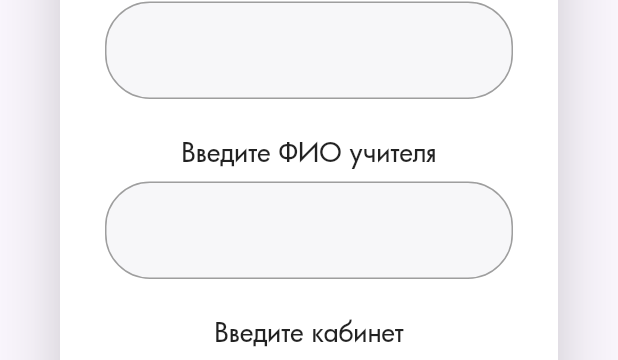
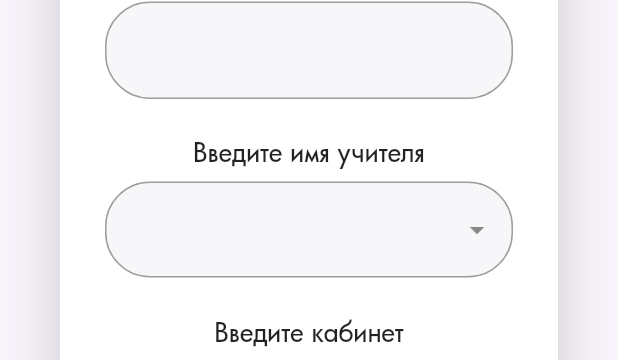
Before and after one commit to Akanov-Kanta/Courses, a Flutter app: the CreateNewCourse widget shown alone on an empty page, opened directly with empty values, on a phone screen of 412 x 824 dp. Shown: the part 207-567 px from the top of the screen. Run offline on Flutter 3.47's test engine with Material 2 defaults, Android fonts, the phone set to English and light mode, and no system bars; drawn by our look-alikes of dropdown_search; our stand-ins replace awesome_dialog, cloud_firestore, firebase_auth, firebase_core, firebase_database, google_fonts; accounts and stored records are empty.

Commit message:
dropdownsearch create course for teacher

```diff
--- a/lib/createnewuser.dart
+++ b/lib/createnewuser.dart
@@ -163,6 +163,14 @@ class CreateTeacher extends StatefulWidget {
 }
 
 class _CreateTeacherState extends State<CreateTeacher> {
+  final List<String> _list = [
+    "Follow",
+    "lakshydeep-14",
+    "on",
+    "Github",
+    "Medium",
+    "LinkedIn"
+  ];
   TextEditingController _membershipController =TextEditingController();
   TextEditingController _nameController=TextEditingController();
   TextEditingController _emailTeacher=TextEditingController();
@@ -245,7 +253,7 @@ class _CreateTeacherState extends State<CreateTeacher> {
       shape: RoundedRectangleBorder(borderRadius: BorderRadius.circular(10)),
       child: Container(
         width: screenWidth,
-        height: 450,
+        height: 550,
         decoration: BoxDecoration(
           color: Colors.white,
           borderRadius: BorderRadius.circular(10),
--- a/lib/pages/courses/createnewcourse.dart
+++ b/lib/pages/courses/createnewcourse.dart
@@ -1,5 +1,6 @@
 import 'package:courses/pages/LoginPage.dart';
 import 'package:courses/pages/courses/createnewchapter.dart';
+import 'package:dropdown_search/dropdown_search.dart';
 import 'package:firebase_database/firebase_database.dart';
 import 'package:flutter/material.dart';
 import 'package:flutter/services.dart';
@@ -14,6 +15,7 @@ class CreateNewCourse extends StatefulWidget {
 class _CreateNewCourseState extends State<CreateNewCourse> {
   late double screenWidth;
   late double screenHeight;
+  String? selectedTeacher;
   final TextEditingController _courseName = TextEditingController();
   final TextEditingController _courseTeacher = TextEditingController();
   final TextEditingController _courseCabinet = TextEditingController();
@@ -81,6 +83,23 @@ class _CreateNewCourseState extends State<CreateNewCourse> {
 
   final _formKey = GlobalKey<FormState>();
   @override
+  Future<List<String>> fetchTeacherNamesFromFirebase() async {
+    List<String> teacherNames = [];
+
+    DatabaseReference usersRef = FirebaseDatabase.instance.ref().child('users');
+
+    DatabaseEvent dataSnapshot = await usersRef.orderByChild('role').equalTo('Teacher').once();
+
+    Map<dynamic, dynamic>? data = dataSnapshot.snapshot.value as Map<dynamic, dynamic>?;;
+    if (data != null) {
+      data.forEach((key, value) {
+        var name = value['fio'];
+        teacherNames.add(name);
+      });
+    }
+
+    return teacherNames;
+  }
   Widget build(BuildContext context) {
     if (MediaQuery.of(context).size.width > 600) {
       screenWidth = 500;
@@ -144,9 +163,80 @@ class _CreateNewCourseState extends State<CreateNewCourse> {
                       CustomInputField(
                           texting: 'Введите название курса',
                           controller: _courseName),
-                      CustomInputField(
-                          texting: 'Введите ФИО учителя',
-                          controller: _courseTeacher),
+                      FutureBuilder<List<String>>(
+                        future: fetchTeacherNamesFromFirebase(),
+                        builder: (context, snapshot) {
+                          if (snapshot.connectionState == ConnectionState.waiting) {
+                            return CircularProgressIndicator();
+                          } else if (snapshot.hasError) {
+                            return Text('Ошибка при загрузке данных');
+                          } else {
+                            List<String> teacherNames = snapshot.data!;
+                            return Container(
+                              width: double.infinity,
+                              height: 120,
+                              child: Column(
+                                children: [
+                                  SizedBox(
+                                    height: 5,
+                                  ),
+                                  Text(
+                                    "Введите имя учителя",
+                                    overflow: TextOverflow.ellipsis,
+                                    style: TextStyle(
+                                      fontFamily: 'Futura',
+                                      fontSize: 18,
+                                    ),
+                                  ),
+                                  SizedBox(
+                                    height: 8,
+                                  ),
+                                  Padding(
+                                    padding: EdgeInsetsDirectional.fromSTEB(20, 0, 20, 0),
+                                    child: DropdownSearch<String>(
+                                      mode: Mode.MENU,
+                                      showSelectedItems: true,
+                                      items: teacherNames,
+                                      dropdownSearchDecoration: InputDecoration(
+                                        filled: true,
+                                        fillColor: Color.fromRGBO(46, 46, 93, 0.04),
+                                        focusedBorder: OutlineInputBorder(
+                                          borderSide: BorderSide(
+                                            color: Colors.black,
+                                            width: 1,
+                                          ),
+                                          borderRadius: BorderRadius.circular(30),
+                                        ),
+                                        enabledBorder: OutlineInputBorder(
+                                          borderSide: BorderSide(
+                                            color: Colors.grey, // Set the desired grey color here
+                                            width: 1,
+                                          ),
+                                          borderRadius: BorderRadius.circular(30),
+                                        ),
+                                        labelStyle: TextStyle(
+                                          fontFamily: 'Futura',
+                                          fontWeight: FontWeight.normal,
+                                        ),
+                                        border: OutlineInputBorder(
+                                          borderRadius: BorderRadius.circular(30),
+                                        ),
+                                      ),
+                                      onChanged: (String? value) {
+                                        selectedTeacher = value;
+                                      },
+                                      showSearchBox: true,
+                                      searchFieldProps: TextFieldProps(
+                                        cursorColor: Colors.blue,
+                                      ),
+                                    ),
+                                  ),
+                                ],
+                              ),
+                            );
+                          }
+                        },
+                      ),
                       CustomInputField(
                           texting: 'Введите кабинет',
                           controller: _courseCabinet),
@@ -204,7 +294,7 @@ class _CreateNewCourseState extends State<CreateNewCourse> {
                                             'max':
                                                 int.parse(_courseAmount.text),
                                             'schedule': schedule,
-                                            'teacher': _courseTeacher.text,
+                                            'teacher': selectedTeacher,
                                           });
                                           var buf = await ref
                                               .child(
--- a/pubspec.yaml
+++ b/pubspec.yaml
@@ -41,6 +41,7 @@ dependencies:
   firebase_core_web: ^2.6.0
   cloud_firestore: 4.5.0
   cloud_functions: ^4.3.3
+  dropdown_search: ^3.0.1
 
 
 
```
Also changed, not shown: pubspec.lock.
